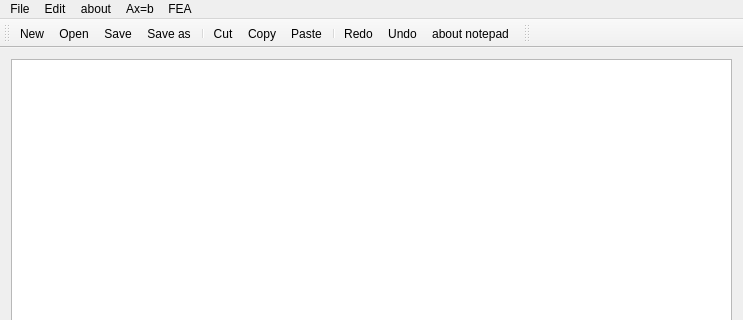
The window that mainwindow.ui (alundilong/NumToolKit) describes before a commit, drawn with Qt 5; both pictures show x 0 to 743 and y 0 to 320 of the 743 by 606 pixel window.
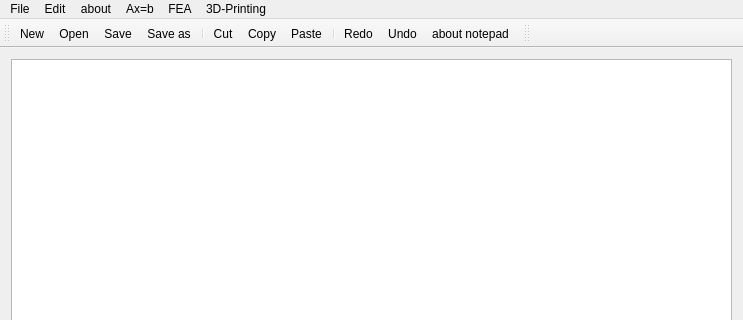
The same window after the commit. Icons and pictures are not drawn.

What changed in the file:
```diff
--- a/mainwindow.ui
+++ b/mainwindow.ui
@@ -74,7 +74,7 @@
      <x>0</x>
      <y>0</y>
      <width>743</width>
-     <height>21</height>
+     <height>25</height>
     </rect>
    </property>
    <widget class="QMenu" name="menuFile">
@@ -124,11 +124,19 @@
     </property>
     <addaction name="actionAnalysis"/>
    </widget>
+   <widget class="QMenu" name="menu3D_Printing">
+    <property name="title">
+     <string>3D-Printing</string>
+    </property>
+    <addaction name="separator"/>
+    <addaction name="actionSPH"/>
+   </widget>
    <addaction name="menuFile"/>
    <addaction name="menuEdit"/>
    <addaction name="menuAbout"/>
    <addaction name="menuAx_b"/>
    <addaction name="menuFEA"/>
+   <addaction name="menu3D_Printing"/>
   </widget>
   <action name="actionNew">
    <property name="icon">
```
Left out of the diff: 5 changed lines with no effect on the pictures.
